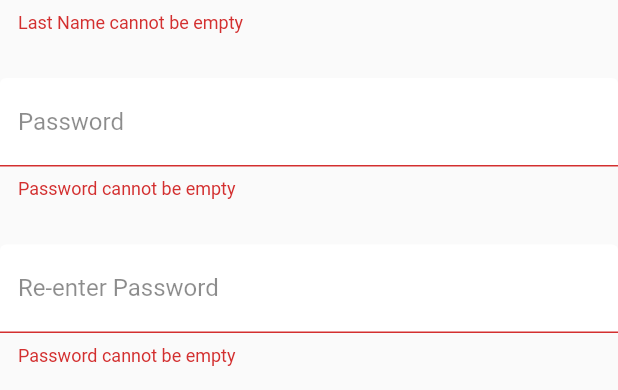
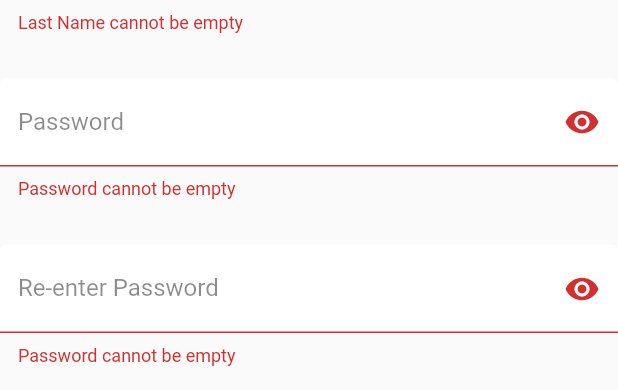
Before and after one commit to Dishu-Bansal/iBuy-New, a Flutter app: the AccountActivationFields widget shown alone on an empty page, opened directly with empty values, after a tap on "Active Account", on a phone screen of 412 x 824 dp. Shown: the part 255-645 px from the top of the screen. Run offline on Flutter 3.47's test engine with Material 2 defaults, Android fonts, the phone set to English and light mode, and no system bars; our stand-ins replace camera, cloud_firestore, data_table_2, dropdown_search, dropdown_textfield, firebase_auth and 18 more; missing offline and left inert: circle_progress_bar, flutter_toastr, geocode, image_network; accounts and stored records are empty; project files that could hold a hidden picture were left out.

Commit message:
Added password visibility button

```diff
--- a/ibuy-app-main/lib/authentication/create_account_screen.dart
+++ b/ibuy-app-main/lib/authentication/create_account_screen.dart
@@ -1,6 +1,7 @@
 import 'package:firebase_auth/firebase_auth.dart';
 import 'package:flutter/material.dart';
 import 'package:freelance_ibuy_app/authentication/input_user_details.dart';
+import 'package:freelance_ibuy_app/authentication/login_screen.dart';
 import 'package:freelance_ibuy_app/screens/plan_status_screen.dart';
 
 import '../utils.dart';
@@ -335,9 +336,31 @@ class _CreateAccountScreenState extends State<CreateAccountScreen> {
                                 //     ),
                                 //   ),
                                 // ),
+                                // InkWell(
+                                //   onTap: () async {
+                                //     await Utils().signInWithGoogle(context);
+                                //     //if (!mounted) return;
+                                //   },
+                                //   child: Container(
+                                //     decoration: BoxDecoration(
+                                //       color: const Color(0xffF4F4F4),
+                                //       borderRadius: BorderRadius.circular(25),
+                                //     ),
+                                //     width: MediaQuery.of(context).size.width,
+                                //     height: 50,
+                                //     child: const Center(
+                                //       child: Text(
+                                //         "SIGN IN WITH GOOGLE",
+                                //         style: TextStyle(
+                                //             fontWeight: FontWeight.w500,
+                                //             fontSize: 14),
+                                //       ),
+                                //     ),
+                                //   ),
+                                // ),
                                 InkWell(
                                   onTap: () async {
-                                    await Utils().signInWithGoogle(context);
+                                    Navigator.of(context).push(MaterialPageRoute(builder: (_) => LoginScreen()));
                                     //if (!mounted) return;
                                   },
                                   child: Container(
@@ -349,7 +372,7 @@ class _CreateAccountScreenState extends State<CreateAccountScreen> {
                                     height: 50,
                                     child: const Center(
                                       child: Text(
-                                        "SIGN IN WITH GOOGLE",
+                                        "Already have an account? Login here",
                                         style: TextStyle(
                                             fontWeight: FontWeight.w500,
                                             fontSize: 14),
--- a/ibuy-retailer-main/lib/widgets/account_activation_fields.dart
+++ b/ibuy-retailer-main/lib/widgets/account_activation_fields.dart
@@ -5,6 +5,8 @@ import '../constants.dart';
 import '../pages/account_controller.dart';
 import 'login_widget.dart';
 
+final formKey = GlobalKey<FormState>();
+final actController = Get.put(AccountActivationController());
 class AccountActivationFields extends StatelessWidget {
   final String email;
   final String retailer;
@@ -13,8 +15,7 @@ class AccountActivationFields extends StatelessWidget {
 
   @override
   Widget build(BuildContext context) {
-    final formKey = GlobalKey<FormState>();
-    final actController = Get.put(AccountActivationController());
+
     return Form(
       key: formKey,
       child: Column(
@@ -81,67 +82,9 @@ class AccountActivationFields extends StatelessWidget {
             },
           ),
           const SizedBox(height: 30),
-          TextFormField(
-            controller: actController.passwordController,
-            cursorColor: Colors.black45,
-            decoration: InputDecoration(
-              labelText: "Password",
-              //border: OutlineInputBorder(),
-              fillColor: Colors.white,
-              filled: true,
-              labelStyle: const TextStyle(color: Colors.black45),
-
-              focusedBorder: OutlineInputBorder(
-                borderRadius: BorderRadius.circular(35.0),
-                borderSide: const BorderSide(
-                  color: Colors.grey,
-                ),
-              ),
-              enabledBorder: OutlineInputBorder(
-                borderRadius: BorderRadius.circular(35.0),
-                borderSide: const BorderSide(
-                  color: Colors.grey,
-                ),
-              ),
-            ),
-            validator: (value) {
-              if (value == null || value.isEmpty) {
-                return "Password cannot be empty";
-              }
-              return null;
-            },
-          ),
+          PasswordField(),
           const SizedBox(height: 30),
-          TextFormField(
-            controller: actController.confirmPasswordController,
-            cursorColor: Colors.black45,
-            decoration: InputDecoration(
-              labelText: "Re-enter Password",
-              //border: OutlineInputBorder(),
-              fillColor: Colors.white,
-              filled: true,
-              labelStyle: const TextStyle(color: Colors.black45),
-
-              focusedBorder: OutlineInputBorder(
-                borderRadius: BorderRadius.circular(35.0),
-                borderSide: const BorderSide(
-                  color: Colors.grey,
-                ),
-              ),
-              enabledBorder: OutlineInputBorder(
-                borderRadius: BorderRadius.circular(35.0),
-                borderSide: const BorderSide(
-                  color: Colors.grey,
-                ),
-              ),
-            ),
-            validator: (value) {
-              if (value == null || value.isEmpty) {
-                return "Password cannot be empty";
-              }
-              return null;
-            },
-          ),
+          Passwordfield2(),
           const SizedBox(height: 50),
           InkWell(
             onTap: () {
@@ -182,3 +125,106 @@ class AccountActivationFields extends StatelessWidget {
     );
   }
 }
+
+class PasswordField extends StatefulWidget {
+  const PasswordField({super.key});
+
+  @override
+  State<PasswordField> createState() => _PasswordFieldState();
+}
+
+class _PasswordFieldState extends State<PasswordField> {
+  bool _obscureText = true;
+  @override
+  Widget build(BuildContext context) {
+    return TextFormField(
+      controller: actController.passwordController,
+      cursorColor: Colors.black45,
+      decoration: InputDecoration(
+        suffixIcon: IconButton(
+          icon: Icon(_obscureText ? Icons.visibility : Icons.visibility_off,),
+          onPressed: (){
+            setState(() {
+              _obscureText = !_obscureText;
+            });
+          },),
+        labelText: "Password",
+        //border: OutlineInputBorder(),
+        fillColor: Colors.white,
+        filled: true,
+        labelStyle: const TextStyle(color: Colors.black45),
+
+        focusedBorder: OutlineInputBorder(
+          borderRadius: BorderRadius.circular(35.0),
+          borderSide: const BorderSide(
+            color: Colors.grey,
+          ),
+        ),
+        enabledBorder: OutlineInputBorder(
+          borderRadius: BorderRadius.circular(35.0),
+          borderSide: const BorderSide(
+            color: Colors.grey,
+          ),
+        ),
+      ),
+      validator: (value) {
+        if (value == null || value.isEmpty) {
+          return "Password cannot be empty";
+        }
+        return null;
+      },
+    );
+  }
+}
+
+class Passwordfield2 extends StatefulWidget {
+  const Passwordfield2({super.key});
+
+  @override
+  State<Passwordfield2> createState() => _Passwordfield2State();
+}
+
+class _Passwordfield2State extends State<Passwordfield2> {
+  bool _obscureText = true;
+
+  @override
+  Widget build(BuildContext context) {
+    return TextFormField(
+      controller: actController.confirmPasswordController,
+      cursorColor: Colors.black45,
+      decoration: InputDecoration(
+        suffixIcon: IconButton(
+          icon: Icon(_obscureText ? Icons.visibility : Icons.visibility_off,),
+          onPressed: (){
+            setState(() {
+              _obscureText = !_obscureText;
+            });
+          },),
+        labelText: "Re-enter Password",
+        //border: OutlineInputBorder(),
+        fillColor: Colors.white,
+        filled: true,
+        labelStyle: const TextStyle(color: Colors.black45),
+
+        focusedBorder: OutlineInputBorder(
+          borderRadius: BorderRadius.circular(35.0),
+          borderSide: const BorderSide(
+            color: Colors.grey,
+          ),
+        ),
+        enabledBorder: OutlineInputBorder(
+          borderRadius: BorderRadius.circular(35.0),
+          borderSide: const BorderSide(
+            color: Colors.grey,
+          ),
+        ),
+      ),
+      validator: (value) {
+        if (value == null || value.isEmpty) {
+          return "Password cannot be empty";
+        }
+        return null;
+      },
+    );
+  }
+}
```
